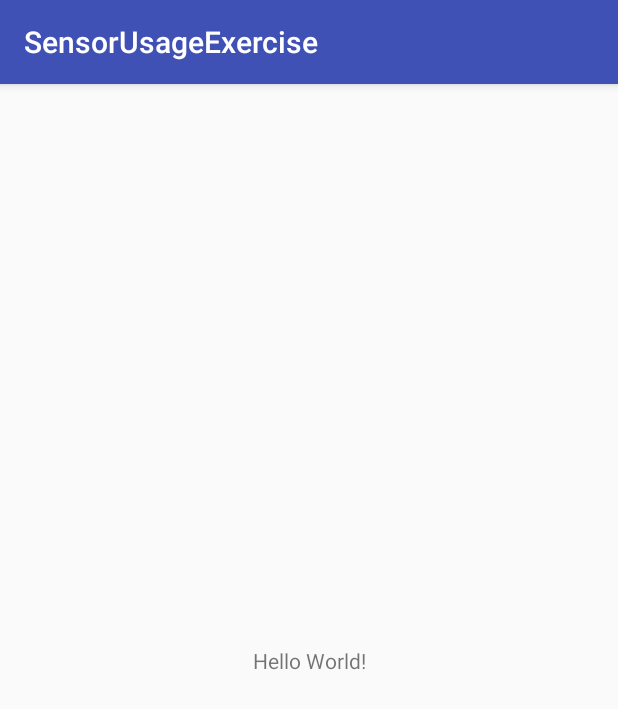
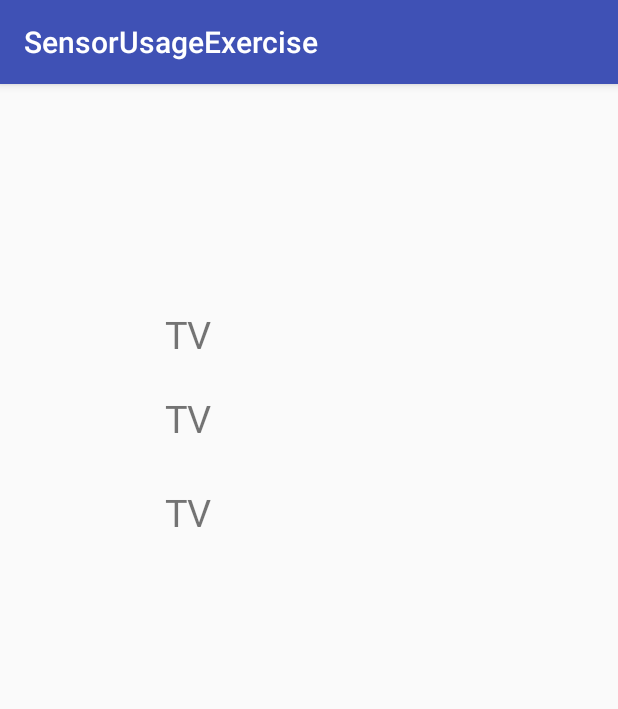
Before and after one commit to imprld01/Sensor-Usage-Exercise, an Android app: the screen it shows after launch (MainActivity), on a phone screen of 412 x 824 dp. Shown: the top 709 px of the screen. Run offline under Robolectric (Android 15) with nearby library versions, the phone set to English and light mode, and no system bars.

Commit message:
[change] fetch accelerometer and show the values on layout

```diff
--- a/app/src/main/java/bowns/sensorusageexercise/MainActivity.java
+++ b/app/src/main/java/bowns/sensorusageexercise/MainActivity.java
@@ -1,17 +1,17 @@
 package bowns.sensorusageexercise;
 
 import android.hardware.Sensor;
+import android.hardware.SensorEvent;
+import android.hardware.SensorEventListener;
 import android.hardware.SensorManager;
 import android.os.Bundle;
 import android.support.v7.app.AppCompatActivity;
 import android.view.Window;
+import android.widget.TextView;
 
-import bowns.listener.AccelerometerListener;
-
-public class MainActivity extends AppCompatActivity {
+public class MainActivity extends AppCompatActivity implements SensorEventListener {
 
     private SensorManager sm;
-    private AccelerometerListener accListener;
 
     @Override
     protected void onCreate(Bundle savedInstanceState) {
@@ -23,7 +23,6 @@ public class MainActivity extends AppCompatActivity {
         this.buildViews();
 
         sm = (SensorManager)getSystemService(SENSOR_SERVICE);
-        accListener = new AccelerometerListener();
     }
 
     @Override
@@ -34,7 +33,7 @@ public class MainActivity extends AppCompatActivity {
         sm.getSensorList(Sensor.TYPE_ALL).size();
 
         Sensor acc = sm.getDefaultSensor(Sensor.TYPE_ACCELEROMETER);
-        sm.registerListener(accListener, acc, sm.SENSOR_DELAY_NORMAL);
+        sm.registerListener(this, acc, sm.SENSOR_DELAY_NORMAL);
     }
 
     @Override
@@ -42,10 +41,43 @@ public class MainActivity extends AppCompatActivity {
 
         super.onPause();
 
-        sm.unregisterListener(accListener);
+        sm.unregisterListener(this);
     }
 
     private void buildViews() {
 
+        TextView tv_x = (TextView)findViewById(R.id.x_axis);
+        TextView tv_y = (TextView)findViewById(R.id.y_axis);
+        TextView tv_z = (TextView)findViewById(R.id.z_axis);
+
+        tv_x.setTextSize(25);
+        tv_y.setTextSize(25);
+        tv_z.setTextSize(25);
+    }
+
+    @Override
+    public void onAccuracyChanged(Sensor sensor, int accuracy) {}
+
+    @Override
+    public void onSensorChanged(SensorEvent event) {
+
+        TextView tv_x = (TextView)findViewById(R.id.x_axis);
+        TextView tv_y = (TextView)findViewById(R.id.y_axis);
+        TextView tv_z = (TextView)findViewById(R.id.z_axis);
+
+        Sensor acc = event.sensor;
+
+        acc.getName();
+        acc.getType();
+        acc.getPower();
+        acc.getVendor();
+
+        float [] gValues = event.values;
+
+        tv_x.setText("X-Axis: " + String.valueOf(gValues[0]));
+        tv_y.setText("Y-Axis: " + String.valueOf(gValues[1]));
+        tv_z.setText("Z-Axis: " + String.valueOf(gValues[2]));
+        float y = gValues[1];
+        float z = gValues[2];
     }
 }
--- a/app/src/main/res/layout/activity_main.xml
+++ b/app/src/main/res/layout/activity_main.xml
@@ -7,12 +7,39 @@
     tools:context="bowns.sensorusageexercise.MainActivity">
 
     <TextView
+        android:id="@+id/x_axis"
         android:layout_width="wrap_content"
         android:layout_height="wrap_content"
-        android:text="Hello World!"
+        android:text="TV"
         app:layout_constraintBottom_toBottomOf="parent"
+        app:layout_constraintHorizontal_bias="0.289"
         app:layout_constraintLeft_toLeftOf="parent"
         app:layout_constraintRight_toRightOf="parent"
-        app:layout_constraintTop_toTopOf="parent" />
+        app:layout_constraintTop_toTopOf="parent"
+        app:layout_constraintVertical_bias="0.204" />
+
+    <TextView
+        android:id="@+id/y_axis"
+        android:layout_width="wrap_content"
+        android:layout_height="wrap_content"
+        android:text="TV"
+        app:layout_constraintBottom_toBottomOf="parent"
+        app:layout_constraintHorizontal_bias="0.289"
+        app:layout_constraintLeft_toLeftOf="parent"
+        app:layout_constraintRight_toRightOf="parent"
+        app:layout_constraintTop_toTopOf="parent"
+        app:layout_constraintVertical_bias="0.281" />
+
+    <TextView
+        android:id="@+id/z_axis"
+        android:layout_width="wrap_content"
+        android:layout_height="wrap_content"
+        android:text="TV"
+        app:layout_constraintBottom_toBottomOf="parent"
+        app:layout_constraintHorizontal_bias="0.289"
+        app:layout_constraintLeft_toLeftOf="parent"
+        app:layout_constraintRight_toRightOf="parent"
+        app:layout_constraintTop_toTopOf="parent"
+        app:layout_constraintVertical_bias="0.366" />
 
 </android.support.constraint.ConstraintLayout>
--- a/build.gradle
+++ b/build.gradle
@@ -5,7 +5,7 @@ buildscript {
         jcenter()
     }
     dependencies {
-        classpath 'com.android.tools.build:gradle:2.3.0'
+        classpath 'com.android.tools.build:gradle:2.3.2'
 
         // NOTE: Do not place your application dependencies here; they belong
         // in the individual module build.gradle files
```
Also changed, not shown: app/src/main/java/bowns/listener/AccelerometerListener.java (deleted, +0 -40 lines).
